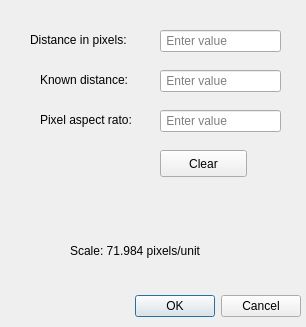
Above: src/gui/ui_designs/set_scale_window.ui from Nikolajkng/NanoparticleAnalysis before the change. Below: the same form after it.
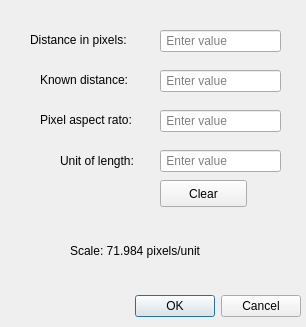
That is the form after the change.

Commit message: added validation on set_scale btn

Diff of the .ui file:
```diff
--- a/src/gui/ui_designs/set_scale_window.ui
+++ b/src/gui/ui_designs/set_scale_window.ui
@@ -144,7 +144,7 @@
    <property name="geometry">
     <rect>
      <x>160</x>
-     <y>150</y>
+     <y>180</y>
      <width>87</width>
      <height>27</height>
     </rect>
@@ -166,6 +166,44 @@
     <string>Scale: 71.984 pixels/unit</string>
    </property>
   </widget>
+  <widget class="QLineEdit" name="setScaleInputField_Unit">
+   <property name="geometry">
+    <rect>
+     <x>160</x>
+     <y>150</y>
+     <width>121</width>
+     <height>22</height>
+    </rect>
+   </property>
+   <property name="inputMethodHints">
+    <set>Qt::ImhDigitsOnly</set>
+   </property>
+   <property name="text">
+    <string/>
+   </property>
+   <property name="placeholderText">
+    <string> Enter value</string>
+   </property>
+  </widget>
+  <widget class="QLabel" name="label_4">
+   <property name="geometry">
+    <rect>
+     <x>60</x>
+     <y>150</y>
+     <width>101</width>
+     <height>21</height>
+    </rect>
+   </property>
+   <property name="sizePolicy">
+    <sizepolicy hsizetype="Preferred" vsizetype="Preferred">
+     <horstretch>0</horstretch>
+     <verstretch>0</verstretch>
+    </sizepolicy>
+   </property>
+   <property name="text">
+    <string>Unit of length:</string>
+   </property>
+  </widget>
  </widget>
  <resources/>
  <connections>
```
Left out of the diff: 6 changed lines with no effect on the pictures. The commit also changes 2 other files.
